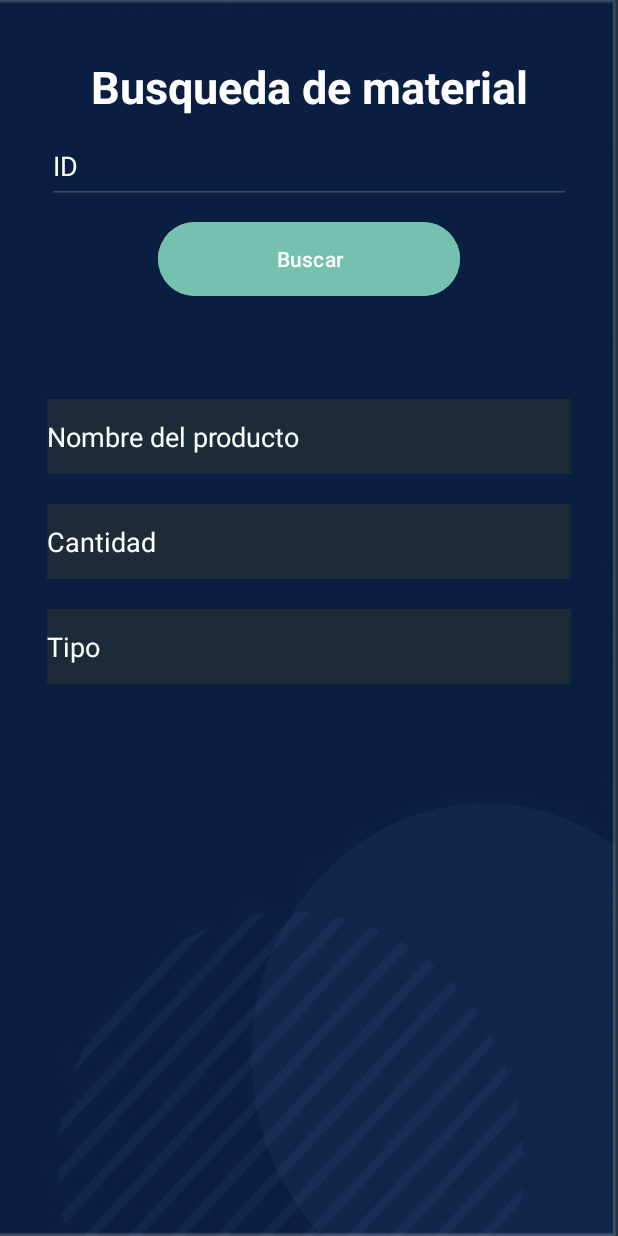
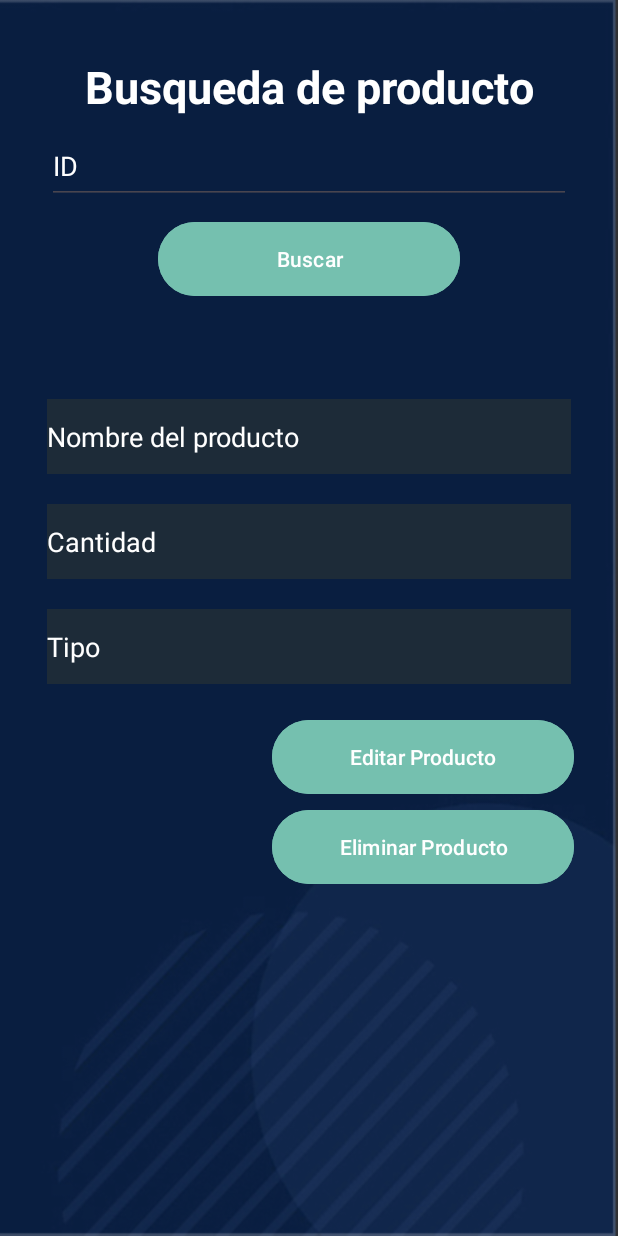
Before and after one commit to javiermar20000/Inventario_v1, an Android app: the MostrarProductos screen opened directly, with no data from a screen before it, on a phone screen of 412 x 824 dp. Run offline under Robolectric (Android 15) with nearby library versions, the phone set to English and light mode, and no system bars.

Commit message:
*Se añadio botones "Editar Producto" y "Eliminar Producto" en la consulta del inventario.
*Se cambió el nombre "Busqueda de Material" por "Busqueda de producto" en la consulta del inventario.

```diff
--- a/app/src/main/res/layout/activity_mostrar.xml
+++ b/app/src/main/res/layout/activity_mostrar.xml
@@ -29,7 +29,7 @@
         android:layout_width="0dp"
         android:layout_height="wrap_content"
         android:layout_marginTop="37dp"
-        android:text="Busqueda de material"
+        android:text="Busqueda de producto"
         android:textAlignment="center"
         android:textSize="30sp"
         android:textStyle="bold"
@@ -103,4 +103,30 @@
         app:layout_constraintEnd_toEndOf="parent"
         app:layout_constraintStart_toStartOf="parent"
         app:layout_constraintTop_toBottomOf="@+id/edtId" />
+
+    <Button
+        android:id="@+id/btnEditar"
+        android:layout_width="201dp"
+        android:layout_height="57dp"
+        android:layout_marginStart="160dp"
+        android:layout_marginTop="20dp"
+        android:layout_marginEnd="8dp"
+        android:backgroundTint="#75C0AF"
+        android:text="Editar Producto"
+        app:layout_constraintEnd_toEndOf="parent"
+        app:layout_constraintStart_toStartOf="parent"
+        app:layout_constraintTop_toBottomOf="@+id/edtTipo" />
+
+    <Button
+        android:id="@+id/btnEliminar"
+        android:layout_width="201dp"
+        android:layout_height="57dp"
+        android:layout_marginStart="160dp"
+        android:layout_marginTop="80dp"
+        android:layout_marginEnd="8dp"
+        android:backgroundTint="#75C0AF"
+        android:text="Eliminar Producto"
+        app:layout_constraintEnd_toEndOf="parent"
+        app:layout_constraintStart_toStartOf="parent"
+        app:layout_constraintTop_toBottomOf="@+id/edtTipo" />
 </androidx.constraintlayout.widget.ConstraintLayout>
```
